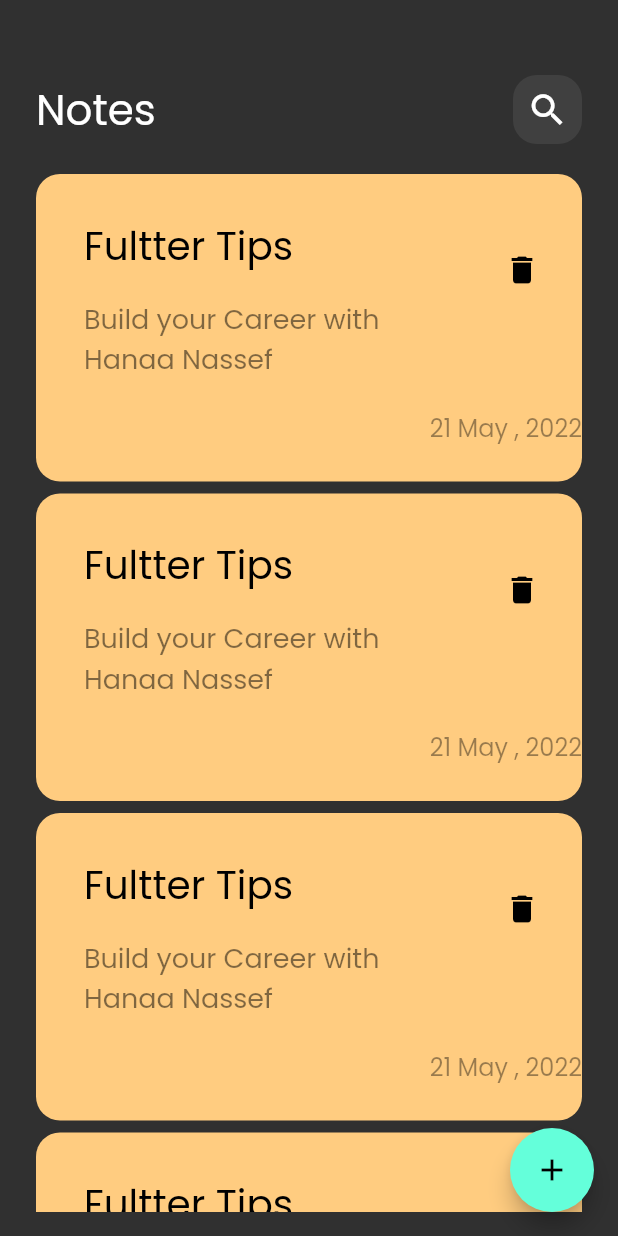
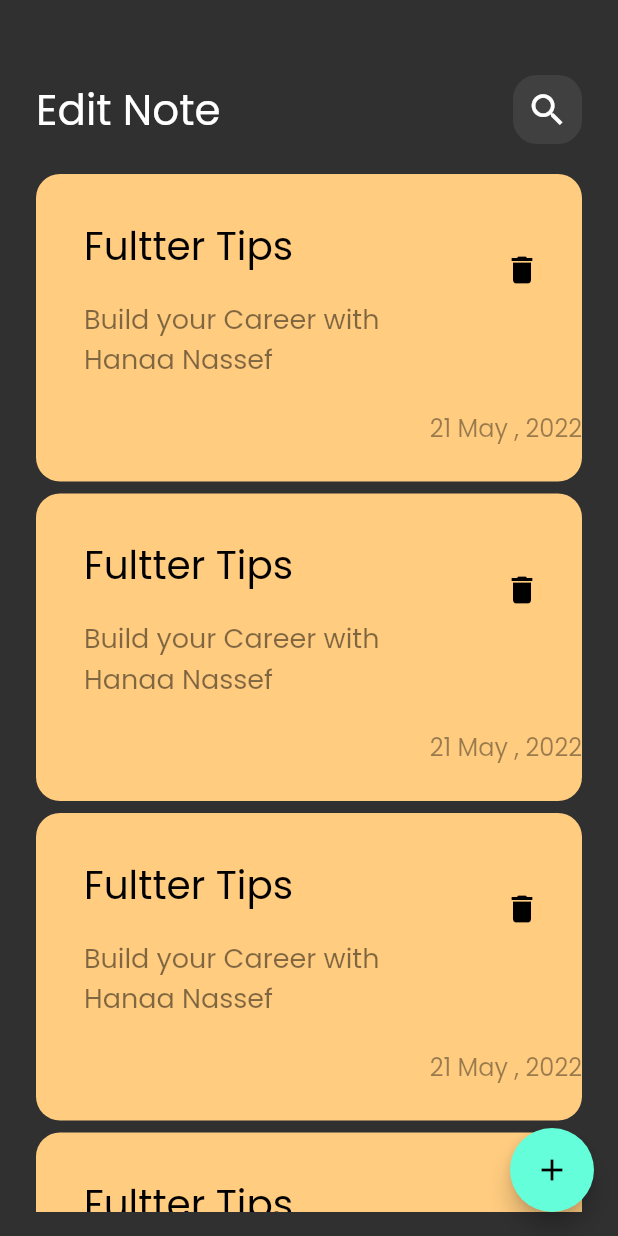
Before and after one commit to hanaa-2000/NoteApp, a Flutter app: the screen it shows after launch, on a phone screen of 412 x 824 dp. Run offline on Flutter 3.47's test engine with Material 2 defaults, Android fonts, the phone set to English and light mode, and no system bars.

Commit message:
custom appbar in edit note view

```diff
--- a/lib/screens/edit_view.dart
+++ b/lib/screens/edit_view.dart
@@ -6,7 +6,7 @@ class EditNoteView extends StatelessWidget {
 
   @override
   Widget build(BuildContext context) {
-    return Scaffold(
+    return const Scaffold(
       body: EditViewNoteBody(),
     );
 }
--- a/lib/widgits/custom_appbar.dart
+++ b/lib/widgits/custom_appbar.dart
@@ -3,21 +3,24 @@ import 'package:flutter/material.dart';
 import 'package:note_app/widgits/custom_search_icon.dart';
 
 class CustomAppBar extends StatelessWidget {
-  const CustomAppBar({Key? key}) : super(key: key);
-
+  const CustomAppBar({Key? key, required this.title, required this.icon}) : super(key: key);
+final String title;
+final IconData icon;
   @override
   Widget build(BuildContext context) {
     return Row(
-      children: const [
+      children:  [
         Text(
-          'Notes',
-          style: TextStyle(
+          title,
+          style:const TextStyle(
             fontSize: 28.0,
           ),
 
         ),
-        Spacer(),
-        CustomSearchIcon(),
+       const Spacer(),
+          CustomSearchIcon(
+           icon: icon,
+        ),
       ],
     );
   }
--- a/lib/widgits/custom_search_icon.dart
+++ b/lib/widgits/custom_search_icon.dart
@@ -1,8 +1,8 @@
 import 'package:flutter/material.dart';
 
 class CustomSearchIcon extends StatelessWidget {
-  const CustomSearchIcon({Key? key}) : super(key: key);
-
+  const CustomSearchIcon({Key? key, required this.icon}) : super(key: key);
+final IconData icon ;
   @override
   Widget build(BuildContext context) {
     return Container(
@@ -12,8 +12,8 @@ class CustomSearchIcon extends StatelessWidget {
         color: Colors.white.withOpacity(.08),
         borderRadius: BorderRadius.circular(16),
       ),
-      child:const Center(
-        child: Icon(Icons.search,size: 28.0,),
+      child: Center(
+        child: Icon(icon,size: 28.0,),
       ),
     );
   }
--- a/lib/widgits/note_view_body.dart
+++ b/lib/widgits/note_view_body.dart
@@ -16,7 +16,7 @@ class NoteViewBody extends StatelessWidget {
         SizedBox(
           height: 50.0,
         ),
-         CustomAppBar(),
+         CustomAppBar(title: 'Edit Note',icon: Icons.search),
        Expanded(
          child: NotesListView(),
        ),
```
Also changed, not shown: lib/widgits/edit_view_note_body.dart (+12 -1 lines).
